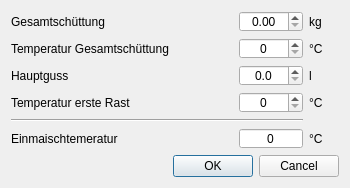
First picture: the form in kleiner-brauhelfer/dialogs/dlgeinmaischtemp.ui, repository kleiner-brauhelfer/kleiner-brauhelfer-2, before the edit.
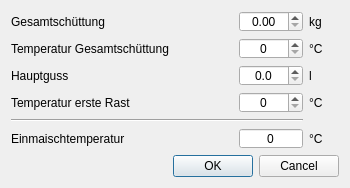
Second picture: the form after the edit. Custom widgets are drawn as their Qt base class.

Diff of the .ui file:
```diff
--- a/kleiner-brauhelfer/dialogs/dlgeinmaischtemp.ui
+++ b/kleiner-brauhelfer/dialogs/dlgeinmaischtemp.ui
@@ -112,7 +112,7 @@
      <item row="5" column="0">
       <widget class="QLabel" name="label_9">
        <property name="text">
-        <string>Einmaischtemeratur</string>
+        <string>Einmaischtemperatur</string>
        </property>
       </widget>
      </item>
```
Left out of the diff: 15 changed lines with no effect on the pictures.
